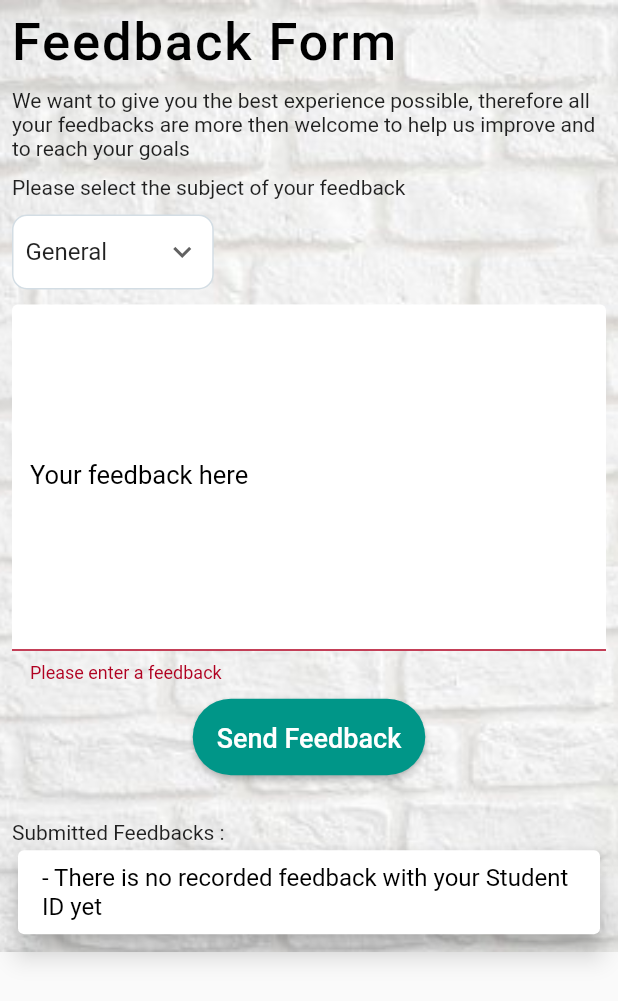
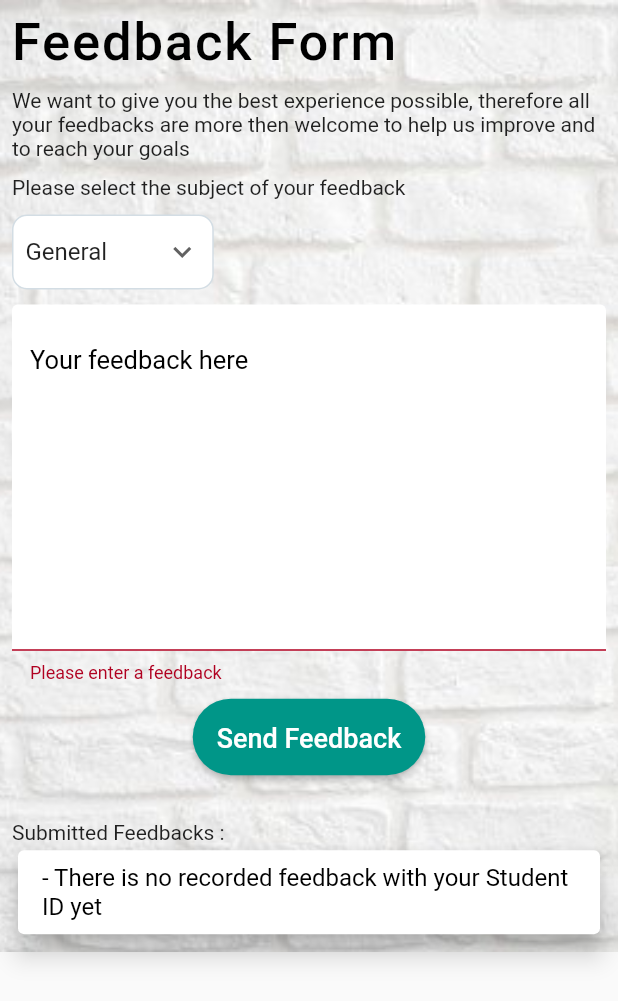
Before and after one commit to philippebernede/westcoachswing, a Flutter app: the FeedbackScreen screen opened directly, after a tap on "Send Feedback", on a phone screen of 412 x 824 dp. Shown: the top 1001 px of the screen. Run offline on Flutter 3.47's test engine with Material 2 defaults, Android fonts, the light colour scheme and no system bars; our stand-ins replace assets_audio_player, cached_network_image, cloud_firestore, connectivity_plus, firebase_auth, firebase_core and 10 more; accounts and stored records are empty; Roboto replaces fonts that are missing (CentraleSansRegular).

Commit message:
Changed login Design Changed error message for login page Changed feedback label placement Starting to implement a dropdown instead of radio for role and level

```diff
--- a/lib/components/authentication_form.dart
+++ b/lib/components/authentication_form.dart
@@ -78,8 +78,10 @@
       color: Colors.black, fontSize: 17, fontFamily: "CentraleSansRegular");
 
 //  inputdecoration for all the textformfields
-  InputDecoration _inputDecorationTextFormField(String hintText) {
+  InputDecoration _inputDecorationTextFormField(
+      String hintText, IconData preIcon) {
     return InputDecoration(
+      prefixIcon: Icon(preIcon),
       filled: true,
       fillColor: Colors.white,
       enabledBorder: OutlineInputBorder(
@@ -100,12 +102,19 @@
     return (!regex.hasMatch(value)) ? false : true;
   }
 
+  bool validatePassword(String value) {
+    String pattern =
+        r'^(?=.*?[A-Z])(?=.*?[a-z])(?=.*?[0-9])(?=.*?[!@#\$&*~]).{8,}$';
+    RegExp regExp = RegExp(pattern);
+    return regExp.hasMatch(value);
+  }
+
   @override
   Widget build(BuildContext context) {
     return Form(
       key: _formKey,
       child: Column(
-        crossAxisAlignment: CrossAxisAlignment.center,
+        crossAxisAlignment: CrossAxisAlignment.stretch,
         mainAxisAlignment: MainAxisAlignment.center,
         children: <Widget>[
 // vérifie que si on est en mode login ou signUp si on est en sign up on propose l'entrée du prénom sinon rien
@@ -121,7 +130,8 @@
                 return null;
               },
               style: inputTextStyle,
-              decoration: _inputDecorationTextFormField('First Name'),
+              decoration: _inputDecorationTextFormField(
+                  'First Name', Icons.account_circle),
               onSaved: (String? value) {
                 _firstName = value!;
               },
@@ -138,12 +148,13 @@
               textCapitalization: TextCapitalization.words,
               validator: (value) {
                 if (value!.isEmpty) {
-                  return 'Please enter your Name';
+                  return 'Please enter your Last Name';
                 }
                 return null;
               },
               style: inputTextStyle,
-              decoration: _inputDecorationTextFormField('Last Name'),
+              decoration: _inputDecorationTextFormField(
+                  'Last Name', Icons.account_circle),
               onSaved: (String? value) {
                 _lastName = value!;
               },
@@ -154,6 +165,7 @@
               height: 20,
             ),
           TextFormField(
+            onChanged: (value) => !validateEmail(value.toString().trim()),
             key: const ValueKey('email'),
             autocorrect: false,
             textCapitalization: TextCapitalization.none,
@@ -165,7 +177,7 @@
             },
             keyboardType: TextInputType.emailAddress,
             style: inputTextStyle,
-            decoration: _inputDecorationTextFormField('Email address'),
+            decoration: _inputDecorationTextFormField('Email', Icons.email),
             onSaved: (String? value) {
               _studentEmail = value!;
             },
@@ -177,14 +189,17 @@
             TextFormField(
               key: const ValueKey('password'),
               validator: (value) {
-                if (value!.isEmpty || value.length < 6) {
-                  return 'Password must be at least 6 characters long.';
+                if (_isLogin) return null;
+                if (value!.isEmpty ||
+                    !validatePassword(value.toString().trim())) {
+                  return 'Your Password is too weak.';
                 }
                 return null;
               },
               obscureText: _obscuredPwd,
               style: inputTextStyle,
               decoration: InputDecoration(
+                  prefixIcon: const Icon(Icons.lock),
                   suffixIcon: IconButton(
                     icon: const Icon(Icons.remove_red_eye),
                     onPressed: () {
@@ -210,15 +225,16 @@
             const SizedBox(
               height: 20,
             ),
-          if (widget.isLoading) const CircularProgressIndicator(),
-          if (!widget.isLoading)
-            ElevatedButton(
-              child: Text(_isLogin
-                  ? (_resetPassword ? 'Reset Password' : 'Login')
-                  : 'Sign up'),
-              onPressed: _trySubmit,
+          if (_isLogin)
+            const Divider(
+              thickness: 1.0,
+              height: 1.0,
+              color: Colors.teal,
             ),
           if (_isLogin)
+            Row(
+              mainAxisAlignment: MainAxisAlignment.end,
+              children: [
                 Center(
                   child: TextButton(
                     onPressed: () {
@@ -231,12 +247,28 @@
                       _resetPassword ? 'Back to sign in' : "Forgot Password?",
                       style: const TextStyle(
                           fontFamily: 'CentraleSansRegular',
-                      fontSize: 17,
+                          fontSize: 13,
                           color: Colors.white,
                           fontWeight: FontWeight.w600),
                     ),
                   ),
                 ),
+              ],
+            ),
+          if (widget.isLoading) const CircularProgressIndicator(),
+          if (!widget.isLoading)
+            ElevatedButton(
+              style: ElevatedButton.styleFrom(
+                shape: RoundedRectangleBorder(
+                  borderRadius: BorderRadius.circular(30.0),
+                ),
+              ),
+              child: Text(_isLogin
+                  ? (_resetPassword ? 'Reset Password' : 'Login')
+                  : 'Sign up'),
+              onPressed: _trySubmit,
+            ),
+
           if (!widget.isLoading)
             TextButton(
               // textColor: Theme.of(context).primaryColor,
--- a/lib/screens/feedback.dart
+++ b/lib/screens/feedback.dart
@@ -16,6 +16,8 @@
   String dropdownValue = 'General';
   String feedback = '';
   late Map<String, bool>? sentFeedback;
+  List<String> sentFeedbackSubject = [];
+  List<String> sentFeedbackDate = [];
   List<String> sentFeedbackName = [];
   List<bool> sentFeedbackFix = [];
 
@@ -104,7 +106,7 @@
               'An error occurred while loading your submitted feedbacks, please try again later.'),
         ),
       );
-      print(err.toString());
+      // print(err.toString());
       sentFeedback = null;
     }
   }
@@ -128,6 +130,7 @@
               onPressed: () {
                 Navigator.pop(context);
                 addFeedback();
+                setState(() {});
               },
               color: Theme.of(context).colorScheme.secondary,
             ),
@@ -231,6 +234,7 @@
                         height: 10.0,
                       ),
                       TextFormField(
+                        textAlignVertical: TextAlignVertical.top,
                         key: const ValueKey('Feedback'),
                         autocorrect: true,
                         maxLines: 10,
@@ -252,6 +256,7 @@
                               borderSide: const BorderSide(
                                   color: Color(0xffd3dde4), width: 1)),
                           labelText: "Your feedback here",
+                          alignLabelWithHint: true,
                           labelStyle: const TextStyle(
                               color: Colors.black,
                               fontSize: 17,
```
Also changed, not shown: lib/screens/authentication_screen.dart (+24 -4 lines), lib/screens/more_info.dart (+85 -0 lines). Lines whose indentation alone changed are shown as unchanged.
